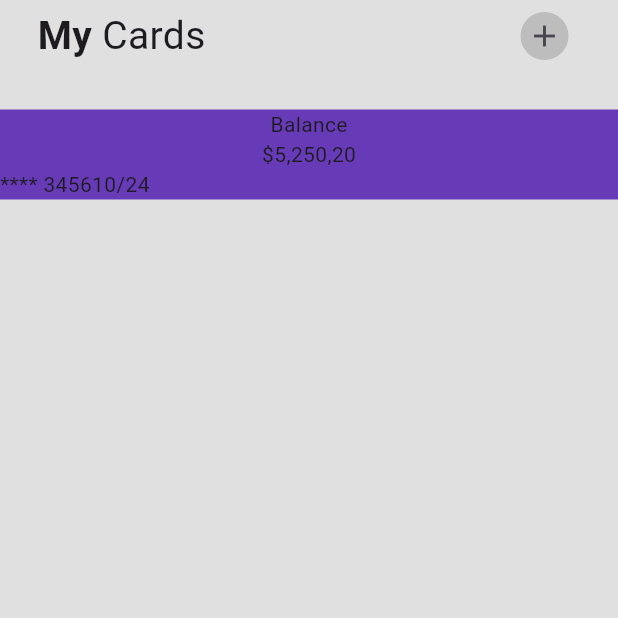
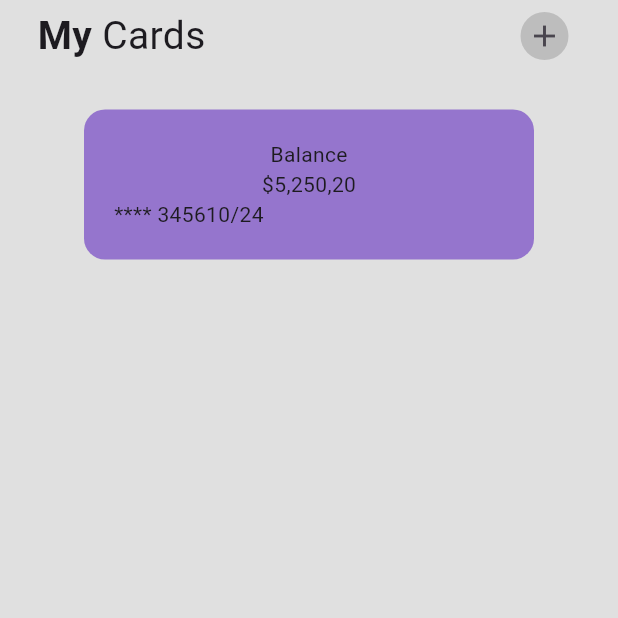
Before and after one commit to songhee24/wallet-app-ui, a Flutter app: the screen it shows after launch, on a phone screen of 412 x 824 dp, the top half of it. Run offline on Flutter 3.47's test engine with Material 2 defaults, Android fonts, the light colour scheme and no system bars.

Commit message:
start to layout cards #2

```diff
--- a/lib/src/screens/home_screen.dart
+++ b/lib/src/screens/home_screen.dart
@@ -60,8 +60,11 @@ class _HomeScreenState extends State<HomeScreen> {
             ),
             // Cards
             Container(
-              decoration: const BoxDecoration(
-                color: Colors.deepPurple,
+              width: 300,
+              padding: const EdgeInsets.all(20),
+              decoration: BoxDecoration(
+                color: Colors.deepPurple[300],
+                borderRadius: BorderRadius.circular(14),
               ),
               child: Column(
                 children: <Widget>[
```
